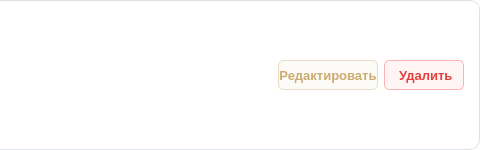
First picture: the form in client/ui/system/departments/department_card.ui, repository lerakaplich/Documents, before the edit; both pictures show x 581 to 1061 and y 0 to 150 of the 1061 by 150 pixel window.
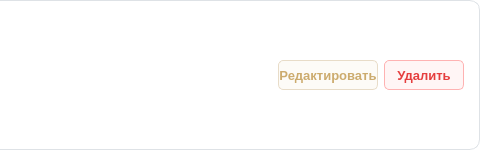
Second picture: the form after the edit.

The edit to the form file:
```diff
--- a/client/ui/system/departments/department_card.ui
+++ b/client/ui/system/departments/department_card.ui
@@ -13,7 +13,7 @@
   <property name="minimumSize">
    <size>
     <width>350</width>
-    <height>130</height>
+    <height>150</height>
    </size>
   </property>
   <property name="maximumSize">
@@ -232,7 +232,7 @@
         </string>
        </property>
        <property name="text">
-        <string> Удалить</string>
+        <string>Удалить</string>
        </property>
       </widget>
      </item>
```
